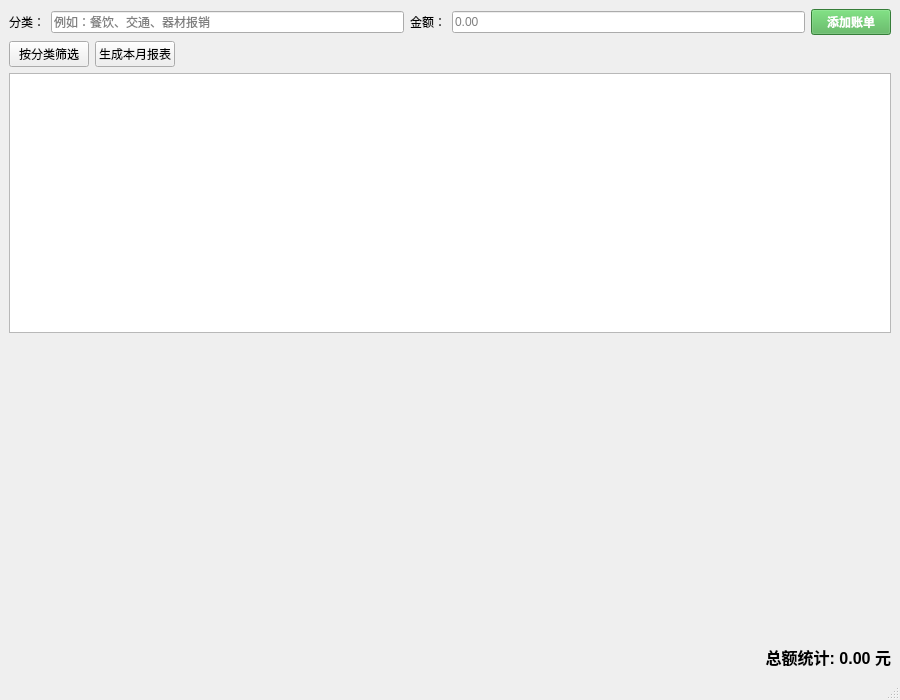
SNowy1123/QTend, file mainwindow.ui: the form before one commit.
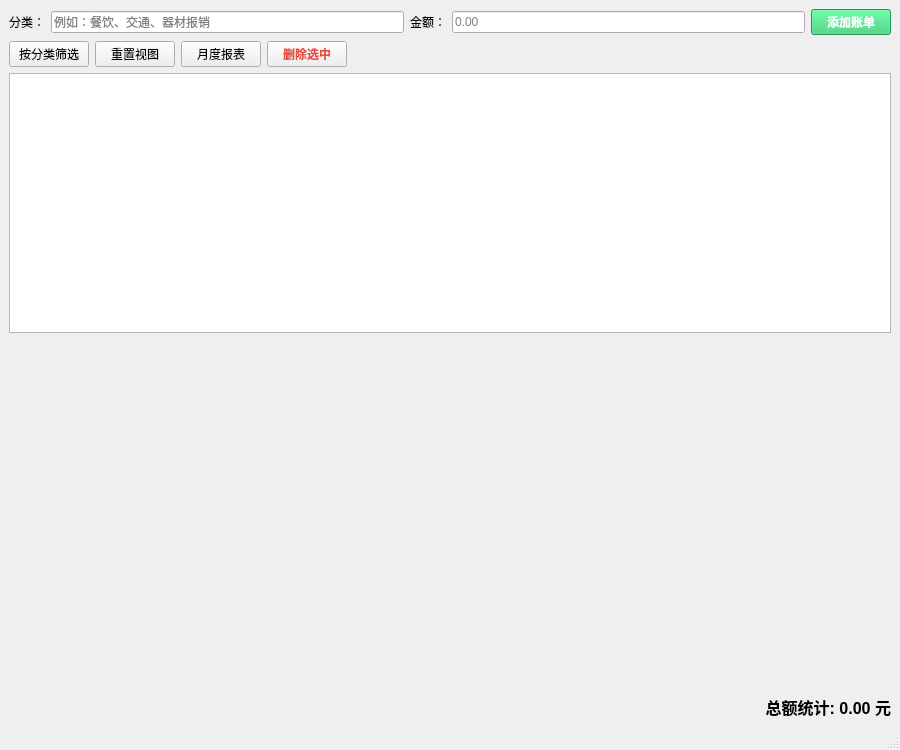
The form after the commit. Custom widgets are drawn as their Qt base class.

Commit message: 增加删除数据和重置表功能

The edit to the form file:
```diff
--- a/mainwindow.ui
+++ b/mainwindow.ui
@@ -7,7 +7,7 @@
     <x>0</x>
     <y>0</y>
     <width>900</width>
-    <height>700</height>
+    <height>750</height>
    </rect>
   </property>
   <property name="windowTitle">
@@ -48,7 +48,7 @@
       <item>
        <widget class="QPushButton" name="btnAdd">
         <property name="styleSheet">
-         <string>background-color: #4CAF50; color: white; font-weight: bold;</string>
+         <string>background-color: #2ecc71; color: white; font-weight: bold;</string>
         </property>
         <property name="text">
          <string>添加账单</string>
@@ -69,10 +69,27 @@
         </property>
        </widget>
       </item>
+      <item>
+       <widget class="QPushButton" name="btnReset">
+        <property name="text">
+         <string>重置视图</string>
+        </property>
+       </widget>
+      </item>
       <item>
        <widget class="QPushButton" name="btnReport">
         <property name="text">
-         <string>生成本月报表</string>
+         <string>月度报表</string>
+        </property>
+       </widget>
+      </item>
+      <item>
+       <widget class="QPushButton" name="btnDelete">
+        <property name="styleSheet">
+         <string>color: #e74c3c; font-weight: bold;</string>
+        </property>
+        <property name="text">
+         <string>删除选中</string>
         </property>
        </widget>
       </item>
@@ -106,7 +123,7 @@
       <property name="minimumSize">
        <size>
         <width>0</width>
-        <height>300</height>
+        <height>350</height>
        </size>
       </property>
      </widget>
```
Left out of the diff: 4 changed lines with no effect on the pictures. The commit also changes 1 other file.
